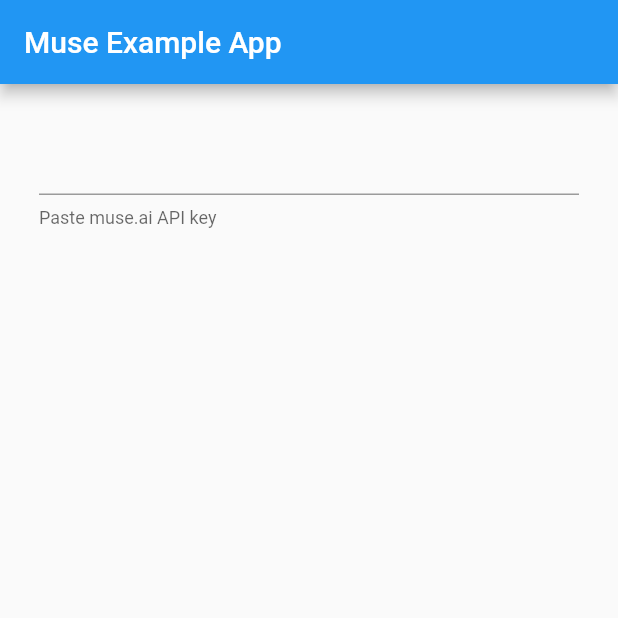
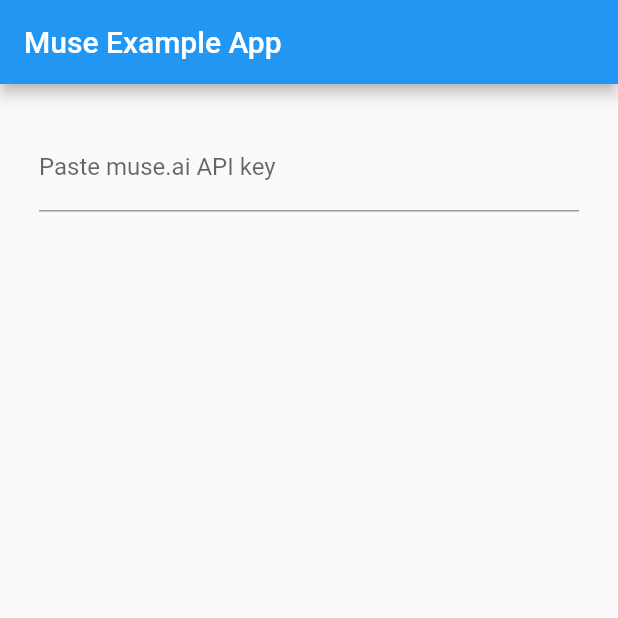
Before and after one commit to SunnyApp/muse_ai, a Flutter app: the screen it shows after launch, on a phone screen of 412 x 824 dp, the top half of it. Run offline on Flutter 3.47's test engine with Material 2 defaults, Android fonts, the phone set to English and light mode, and no system bars; our stand-ins replace chewie, dio, video_player.

Commit message:
Example app

```diff
--- /dev/null
+++ b/example/lib/collection_view.dart
@@ -0,0 +1,67 @@
+import 'package:flutter/material.dart';
+import 'package:flutter/widgets.dart';
+import 'package:muse_ai/muse_ai.dart';
+import 'video_view.dart';
+
+class CollectionView extends StatefulWidget {
+  final MuseIndex museIndex;
+  final MuseCollection collection;
+
+  const CollectionView(
+      {Key key, @required this.museIndex, @required this.collection})
+      : super(key: key);
+
+  @override
+  _CollectionViewState createState() => _CollectionViewState();
+}
+
+class _CollectionViewState extends State<CollectionView> {
+  @override
+  void initState() {
+    super.initState();
+  }
+
+  @override
+  Widget build(BuildContext context) {
+    return MaterialApp(
+      home: Scaffold(
+        appBar: AppBar(
+          automaticallyImplyLeading: true,
+          leading: IconButton(
+            icon: Icon(Icons.arrow_back),
+            onPressed: () {
+              Navigator.of(context).pop();
+            },
+          ),
+          title: Text(widget.collection.name),
+        ),
+        body: Container(
+          padding: EdgeInsets.all(26),
+          child: ListView(
+            children: [
+              Container(
+                padding: const EdgeInsets.symmetric(vertical: 16),
+                child: Text(
+                  "Videos",
+                ),
+              ),
+              for (var video in widget.collection.videos)
+                ListTile(
+                    onTap: () {
+                      Navigator.of(context).push(MaterialPageRoute(
+                          builder: (context) {
+                            return VideoView(video: video);
+                          },
+                          fullscreenDialog: true,
+                          maintainState: true));
+                    },
+                    title: Text(video.title),
+                    trailing:
+                        Text("${Duration(seconds: video.duration.toInt())}"))
+            ],
+          ),
+        ),
+      ),
+    );
+  }
+}
--- a/example/lib/main.dart
+++ b/example/lib/main.dart
@@ -1,6 +1,6 @@
 import 'package:flutter/material.dart';
 import 'dart:async';
-
+import 'collection_view.dart';
 import 'package:flutter/services.dart';
 import 'package:muse_ai/muse_ai.dart';
 
@@ -14,52 +14,42 @@ class MyApp extends StatefulWidget {
 }
 
 class _MyAppState extends State<MyApp> {
-  String _platformVersion = 'Unknown';
   MuseIndex _index;
   MuseAI _museAI;
+  bool _error = false;
   bool _loading = false;
 
   @override
   void initState() {
     super.initState();
-    initPlatformState();
   }
 
   _updateApiKey(String key) async {
     if (key != null) {
       _museAI = MuseAI(key);
       setState(() {
+        _error = false;
         _loading = true;
       });
+      try {
         _index = (await _museAI.collections()).index();
         setState(() {
-        _loading = true;
+          _loading = false;
+        });
+      } catch (e) {
+        setState(() {
+          _error = true;
+          _loading = false;
         });
       }
     }
-
-  // Platform messages are asynchronous, so we initialize in an async method.
-  Future<void> initPlatformState() async {
-    String platformVersion;
-    // Platform messages may fail, so we use a try/catch PlatformException.
-    try {} on PlatformException {
-      platformVersion = 'Failed to get platform version.';
-    }
-
-    // If the widget was removed from the tree while the asynchronous platform
-    // message was in flight, we want to discard the reply rather than calling
-    // setState to update our non-existent appearance.
-    if (!mounted) return;
-
-    setState(() {
-      _platformVersion = platformVersion;
-    });
   }
 
   @override
   Widget build(BuildContext context) {
     return MaterialApp(
-      home: Scaffold(
+      home: Builder(
+        builder: (context) => Scaffold(
           appBar: AppBar(
             title: const Text('Muse Example App'),
           ),
@@ -70,17 +60,56 @@ class _MyAppState extends State<MyApp> {
                 TextField(
                   textCapitalization: TextCapitalization.none,
                   decoration: InputDecoration(
-                  helperText: "Paste muse.ai API key",
+                    labelText: "Paste muse.ai API key",
                   ),
                   onChanged: (value) {
                     _updateApiKey(value);
                   },
                 ),
                 if (_loading)
-                Center(child: CircularProgressIndicator())
-              else if (_museAI != null)
-                Container(color: Colors.red)
+                  Container(
+                      padding: const EdgeInsets.symmetric(vertical: 16),
+                      child: Center(child: CircularProgressIndicator()))
+                else if (_error)
+                  Container(
+                    padding: const EdgeInsets.symmetric(vertical: 16),
+                    child: Center(
+                      child: Text(
+                        "Invalid API Key",
+                        style: TextStyle(color: Colors.red),
+                      ),
+                    ),
+                  )
+                else if (_index != null) ...[
+                  Container(
+                    padding: const EdgeInsets.symmetric(vertical: 16),
+                    child: Text(
+                      "Collections",
+                    ),
+                  ),
+                  for (var x in _index.collections)
+                    ListTile(
+                        onTap: () {
+                          Navigator.of(context).push(
+                            MaterialPageRoute(
+                              builder: (context) {
+                                return CollectionView(
+                                  museIndex: _index,
+                                  collection: x,
+                                );
+                              },
+                              fullscreenDialog: true,
+                              maintainState: true,
+                            ),
+                          );
+                        },
+                        title: Text(x.name),
+                        trailing: x.visibility == "unlisted"
+                            ? Icon(Icons.remove_red_eye_rounded)
+                            : null),
                 ],
+              ],
+            ),
           ),
         ),
       ),
--- /dev/null
+++ b/example/lib/video_view.dart
@@ -0,0 +1,63 @@
+import 'package:flutter/material.dart';
+import 'package:flutter/widgets.dart';
+import 'package:muse_ai/muse_ai.dart';
+import 'package:chewie/chewie.dart';
+import 'package:video_player/video_player.dart';
+
+class VideoView extends StatefulWidget {
+  final MuseVideo video;
+
+  const VideoView({
+    Key key,
+    @required this.video,
+  }) : super(key: key);
+
+  @override
+  _VideoViewState createState() => _VideoViewState();
+}
+
+class _VideoViewState extends State<VideoView> {
+  ChewieController _chewie;
+  VideoPlayerController _vp;
+
+  @override
+  void initState() {
+    super.initState();
+    _vp = VideoPlayerController.network(widget.video.format("mp4"));
+    _chewie = ChewieController(
+      aspectRatio: 4.0 / 3.0,
+      autoInitialize: true,
+      videoPlayerController: _vp,
+    );
+  }
+
+  @override
+  void dispose() {
+    _vp.dispose();
+    _chewie.dispose();
+    super.dispose();
+  }
+
+  @override
+  Widget build(BuildContext context) {
+    return MaterialApp(
+      home: Scaffold(
+        appBar: AppBar(
+          automaticallyImplyLeading: true,
+          leading: IconButton(
+            icon: Icon(Icons.close),
+            onPressed: () {
+              Navigator.of(context).pop();
+            },
+          ),
+          title: Text("Video"),
+        ),
+        body: Container(
+          child: Chewie(
+            controller: _chewie,
+          ),
+        ),
+      ),
+    );
+  }
+}
--- a/example/pubspec.yaml
+++ b/example/pubspec.yaml
@@ -11,7 +11,7 @@ environment:
 dependencies:
   flutter:
     sdk: flutter
-
+  chewie: ^0.12.1+1
   muse_ai:
     # When depending on this package from a real application you should use:
     #   muse_ai: ^x.y.z
--- a/lib/muse_collections.dart
+++ b/lib/muse_collections.dart
@@ -62,6 +62,10 @@ class MuseVideo {
     map["url"] = url;
     return map;
   }
+
+  String format(String format, {String size}) {
+    return "https://cdn.muse.ai/w/${fid}/videos/video${size == null ? '' : '-$size'}.$format";
+  }
 }
 
 extension ListOfMuseCollectionsExt on List<MuseCollection> {
```
Also changed, not shown: example/pubspec.lock, 6 other files. Lines whose indentation alone changed are shown as unchanged.
